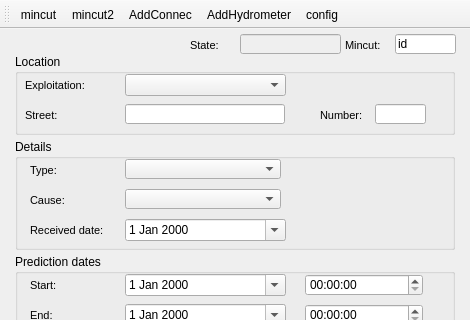
Above: ui/mincut.ui from Giswater/giswater_qgis_plugin before the change; both pictures show x 0 to 470 and y 0 to 320 of the 470 by 656 pixel window. Below: the same form after it.
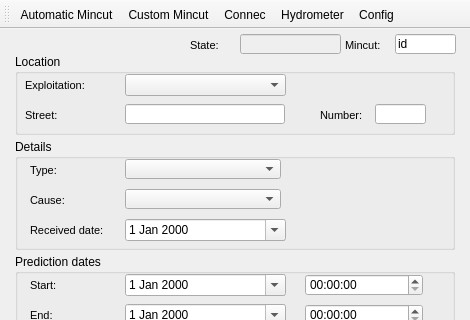
That is the form after the change. Icons and pictures are not drawn.

```diff
--- a/ui/mincut.ui
+++ b/ui/mincut.ui
@@ -892,7 +892,7 @@
     <bool>false</bool>
    </attribute>
    <addaction name="actionMincut"/>
-   <addaction name="actionMincut2"/>
+   <addaction name="actionCustomMincut"/>
    <addaction name="actionAddConnec"/>
    <addaction name="actionAddHydrometer"/>
    <addaction name="actionConfig"/>
@@ -903,10 +903,10 @@
      <normaloff>../icons/99.png</normaloff>../icons/99.png</iconset>
    </property>
    <property name="text">
-    <string>config</string>
+    <string>Config</string>
    </property>
    <property name="iconText">
-    <string>config</string>
+    <string>Config</string>
    </property>
   </action>
   <action name="actionMincut">
@@ -915,16 +915,22 @@
      <normaloff>../icons/126.png</normaloff>../icons/126.png</iconset>
    </property>
    <property name="text">
-    <string>mincut</string>
+    <string>Automatic Mincut</string>
+   </property>
+   <property name="toolTip">
+    <string>Automatic Mincut</string>
    </property>
   </action>
-  <action name="actionMincut2">
+  <action name="actionCustomMincut">
    <property name="icon">
     <iconset>
      <normaloff>../icons/123.png</normaloff>../icons/123.png</iconset>
    </property>
    <property name="text">
-    <string>mincut2</string>
+    <string>Custom Mincut</string>
+   </property>
+   <property name="toolTip">
+    <string>Custom Mincut</string>
    </property>
   </action>
   <action name="actionAddConnec">
@@ -933,7 +939,7 @@
      <normaloff>../icons/121.png</normaloff>../icons/121.png</iconset>
    </property>
    <property name="text">
-    <string>AddConnec</string>
+    <string>Connec</string>
    </property>
   </action>
   <action name="actionAddHydrometer">
@@ -942,7 +948,7 @@
      <normaloff>../icons/122.png</normaloff>../icons/122.png</iconset>
    </property>
    <property name="text">
-    <string>AddHydrometer</string>
+    <string>Hydrometer</string>
    </property>
   </action>
  </widget>
```
